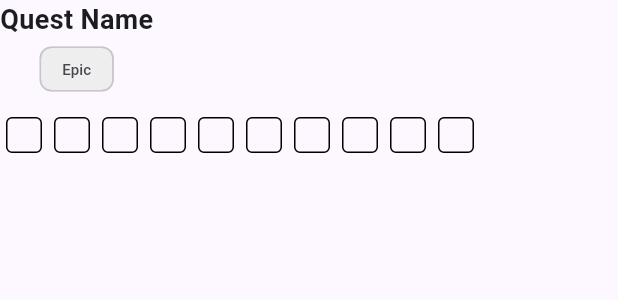
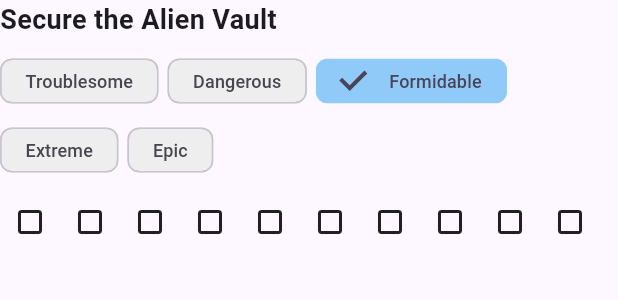
Before and after one commit to vder/ironroll, a Flutter app: the ProgressTrack widget shown alone on an empty page, opened directly, on a phone screen of 412 x 824 dp. Shown: the top 300 px of the screen. Run offline on Flutter 3.47's test engine with Material 3 defaults, Android fonts, the phone set to English and light mode, and no system bars; our stand-ins replace google_fonts.

Commit message:
some progress

```diff
--- a/lib/character_sheet_page.dart
+++ b/lib/character_sheet_page.dart
@@ -3,6 +3,7 @@ import 'package:google_fonts/google_fonts.dart';
 import 'package:provider/provider.dart';
 import 'package:ironroll/providers/character_stats_provider.dart';
 import 'package:ironroll/progress_track.dart';
+import 'package:ironroll/model/quest.dart';
 
 class CharacterSheetPage extends StatefulWidget {
   const CharacterSheetPage({super.key});
@@ -343,9 +344,16 @@ class _CharacterSheetPageState extends State<CharacterSheetPage> {
                           children: [
                             sectionTitle("Quests"),
                             ProgressTrack(
-                              name: 'Quest Name',
-                              rank: 'Epic',
-                              ticks: 0,
+                              quest: Quest(
+                                'Secure the Alien Vault',
+                                QuestRank.formidable,
+                              ),
+                              onChanged: (updatedQuest) {
+                                print(
+                                  'Progress: ${updatedQuest.progress} ticks',
+                                );
+                                print('New Rank: ${updatedQuest.rank}');
+                              },
                             ),
                           ],
                         ),
--- a/lib/progress_track.dart
+++ b/lib/progress_track.dart
@@ -1,62 +1,81 @@
 import 'package:flutter/material.dart';
+import 'package:ironroll/model/quest.dart';
 
 class ProgressTrack extends StatefulWidget {
-  final String name;
-  final String rank;
-  final int ticks; // total ticks (0–40)
-  final void Function(int)? onChanged;
+  final Quest quest;
+  final void Function(Quest)? onChanged;
 
-  const ProgressTrack({
-    Key? key,
-    required this.name,
-    required this.rank,
-    required this.ticks,
-    this.onChanged,
-  }) : super(key: key);
+  const ProgressTrack({Key? key, required this.quest, this.onChanged})
+    : super(key: key);
 
   @override
   State<ProgressTrack> createState() => _ProgressTrackState();
 }
 
 class _ProgressTrackState extends State<ProgressTrack> {
-  late int _ticks;
+  late Quest _quest;
 
   @override
   void initState() {
     super.initState();
-    _ticks = widget.ticks.clamp(0, 40);
+    _quest = Quest(widget.quest.name, widget.quest.rank)
+      ..progress = widget.quest.progress.clamp(0, 40);
   }
 
-  /// Correct ticks gained per "progress mark", based on Starforged rules
+  // Ticks gained per progress mark based on Starforged rules
   int get ticksPerMark {
-    switch (widget.rank.toLowerCase()) {
-      case 'troublesome':
+    switch (_quest.rank) {
+      case QuestRank.troublesome:
         return 12;
-      case 'dangerous':
+      case QuestRank.dangerous:
         return 8;
-      case 'formidable':
+      case QuestRank.formidable:
         return 4;
-      case 'extreme':
+      case QuestRank.extreme:
         return 2;
-      case 'epic':
-        return 1;
-      default:
+      case QuestRank.epic:
         return 1;
     }
   }
 
-  void _incrementTick() {
+  void _incrementProgress() {
     setState(() {
-      _ticks = (_ticks + ticksPerMark).clamp(0, 40);
-      widget.onChanged?.call(_ticks);
+      _quest.progress = (_quest.progress + ticksPerMark).clamp(0, 40);
+      widget.onChanged?.call(_quest);
     });
   }
 
-  void _decrementTick() {
+  void _decrementProgress() {
     setState(() {
-      _ticks = (_ticks - ticksPerMark).clamp(0, 40);
-      widget.onChanged?.call(_ticks);
+      _quest.progress = (_quest.progress - ticksPerMark).clamp(0, 40);
+      widget.onChanged?.call(_quest);
     });
+  }
+
+  void _updateRank(QuestRank newRank) {
+    setState(() {
+      _quest.rank = newRank;
+      widget.onChanged?.call(_quest);
+    });
+  }
+
+  String getRankLabel(QuestRank rank) {
+    return rank.name[0].toUpperCase() + rank.name.substring(1);
+  }
+
+  IconData _iconForTicks(int ticks) {
+    switch (ticks) {
+      case 1:
+        return Icons.looks_one;
+      case 2:
+        return Icons.looks_two;
+      case 3:
+        return Icons.looks_3;
+      case 4:
+        return Icons.check_box; // Fully filled
+      default:
+        return Icons.crop_square; // Empty
+    }
   }
 
   @override
@@ -64,47 +83,52 @@ class _ProgressTrackState extends State<ProgressTrack> {
     return Column(
       crossAxisAlignment: CrossAxisAlignment.start,
       children: [
-        // Title and Rank
+        // Quest name
         Padding(
           padding: const EdgeInsets.only(bottom: 8.0),
-          child: Column(
-            children: [
-              Text(
-                widget.name,
-                style: TextStyle(fontSize: 18, fontWeight: FontWeight.bold),
-              ),
-              const SizedBox(width: 12),
-              Chip(
-                label: Text(widget.rank, style: const TextStyle(fontSize: 10)),
-                padding: const EdgeInsets.symmetric(horizontal: 6, vertical: 0),
-                visualDensity: VisualDensity.compact,
-                backgroundColor: Colors.grey.shade200,
-              ),
-            ],
+          child: Text(
+            _quest.name,
+            style: const TextStyle(fontSize: 18, fontWeight: FontWeight.bold),
           ),
         ),
-        // Progress Row
+
+        // Rank selector
+        Wrap(
+          spacing: 6,
+          runSpacing: 6,
+          children:
+              QuestRank.values.map((rank) {
+                final bool isSelected = rank == _quest.rank;
+                return ChoiceChip(
+                  label: Text(
+                    getRankLabel(rank),
+                    style: const TextStyle(fontSize: 12),
+                  ),
+                  selected: isSelected,
+                  onSelected: (_) => _updateRank(rank),
+                  selectedColor: Colors.blue.shade200,
+                  backgroundColor: Colors.grey.shade200,
+                  visualDensity: VisualDensity.compact,
+                  padding: const EdgeInsets.symmetric(horizontal: 8),
+                );
+              }).toList(),
+        ),
+
+        const SizedBox(height: 8),
+
+        // Progress boxes
         GestureDetector(
-          onTap: _incrementTick,
-          onLongPress: _decrementTick,
+          onTap: _incrementProgress,
+          onLongPress: _decrementProgress,
           child: Row(
             mainAxisAlignment: MainAxisAlignment.start,
             children: List.generate(10, (boxIndex) {
-              int boxTicks = (_ticks - boxIndex * 4).clamp(0, 4);
+              int boxTicks = (_quest.progress - boxIndex * 4).clamp(0, 4);
               return Container(
                 margin: const EdgeInsets.all(4),
-                width: 24,
-                height: 24,
-                decoration: BoxDecoration(
-                  border: Border.all(),
-                  borderRadius: BorderRadius.circular(4),
-                ),
-                child: Center(
-                  child: Text(
-                    boxTicks > 0 ? '$boxTicks' : '',
-                    style: TextStyle(fontWeight: FontWeight.bold),
-                  ),
-                ),
+                width: 32,
+                height: 32,
+                child: Icon(_iconForTicks(boxTicks), size: 24),
               );
             }),
           ),
```
